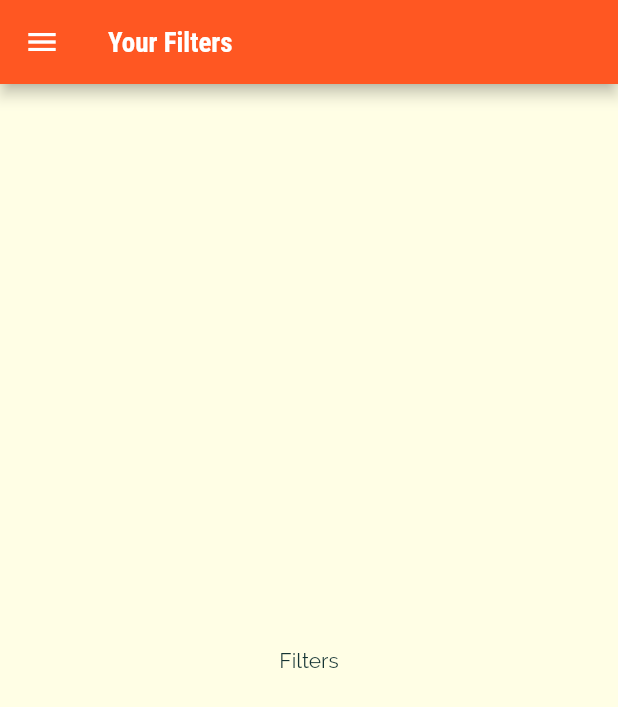
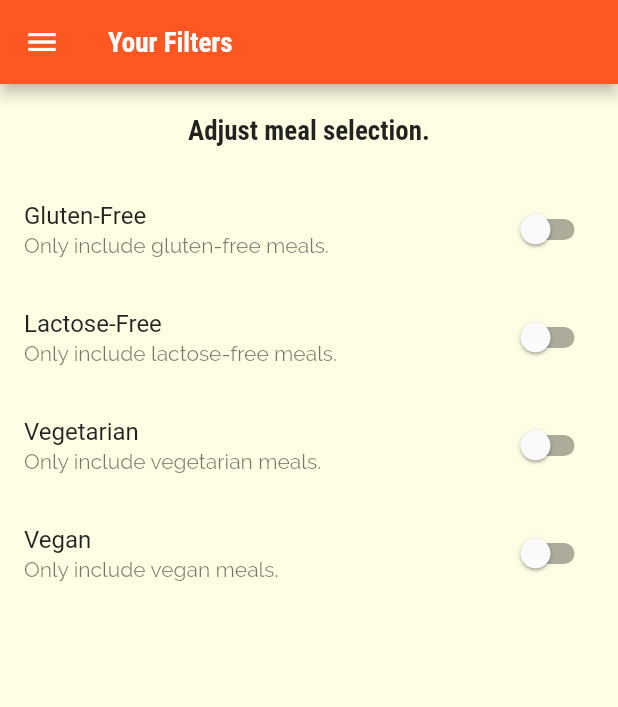
Before and after one commit to mtanaya09/Meal-Application, a Flutter app: the FiltersScreen screen opened by its route, on a phone screen of 412 x 824 dp. Shown: the top 707 px of the screen. Run offline on Flutter 3.47's test engine with Material 2 defaults, Android fonts, the phone set to English and light mode, and no system bars.

Commit message:
Adding filter switches

```diff
--- a/lib/screens/filters_screen.dart
+++ b/lib/screens/filters_screen.dart
@@ -1,8 +1,32 @@
 import 'package:flutter/material.dart';
 import '../widgets/main_drawer.dart';
 
-class FiltersScreen extends StatelessWidget {
+class FiltersScreen extends StatefulWidget {
   static const routeName = '/filters';
+
+  @override
+  _FiltersScreenState createState() => _FiltersScreenState();
+}
+
+class _FiltersScreenState extends State<FiltersScreen> {
+  bool _glutenFree = false;
+  bool _vegetarian = false;
+  bool _vegan = false;
+  bool _lactoseFree = false;
+
+  Widget _buildSwitchListTile(
+    String title,
+    String description,
+    bool currentValue,
+    Function updateValue,
+  ) {
+    return SwitchListTile(
+      title: Text(title),
+      value: currentValue,
+      subtitle: Text(description),
+      onChanged: updateValue,
+    );
+  }
 
   @override
   Widget build(BuildContext context) {
@@ -11,8 +35,70 @@ class FiltersScreen extends StatelessWidget {
         title: Text('Your Filters'),
       ),
       drawer: MainDrawer(),
-      body: Center(
-        child: Text('Filters'),
+      body: Column(
+        children: [
+          Container(
+            padding: EdgeInsets.all(20),
+            child: Text(
+              'Adjust meal selection.',
+              style: Theme.of(context).textTheme.headline6,
+            ),
+          ),
+          Expanded(
+            child: ListView(
+              children: [
+                _buildSwitchListTile(
+                  'Gluten-Free',
+                  'Only include gluten-free meals.',
+                  _glutenFree,
+                  (newValue) {
+                    setState(
+                      () {
+                        _glutenFree = newValue;
+                      },
+                    );
+                  },
+                ),
+                _buildSwitchListTile(
+                  'Lactose-Free',
+                  'Only include lactose-free meals.',
+                  _lactoseFree,
+                  (newValue) {
+                    setState(
+                      () {
+                        _lactoseFree = newValue;
+                      },
+                    );
+                  },
+                ),
+                _buildSwitchListTile(
+                  'Vegetarian',
+                  'Only include vegetarian meals.',
+                  _vegetarian,
+                  (newValue) {
+                    setState(
+                      () {
+                        _vegetarian = newValue;
+                      },
+                    );
+                  },
+                ),
+                _buildSwitchListTile(
+                  'Vegan',
+                  'Only include vegan meals.',
+                  _vegan,
+                  (newValue) {
+                    setState(
+                      () {
+                        _vegan = newValue;
+                      },
+                    );
+                  },
+                ),
+              ],
+            ),
+          )
+        ],
       ),
     );
   }
```
